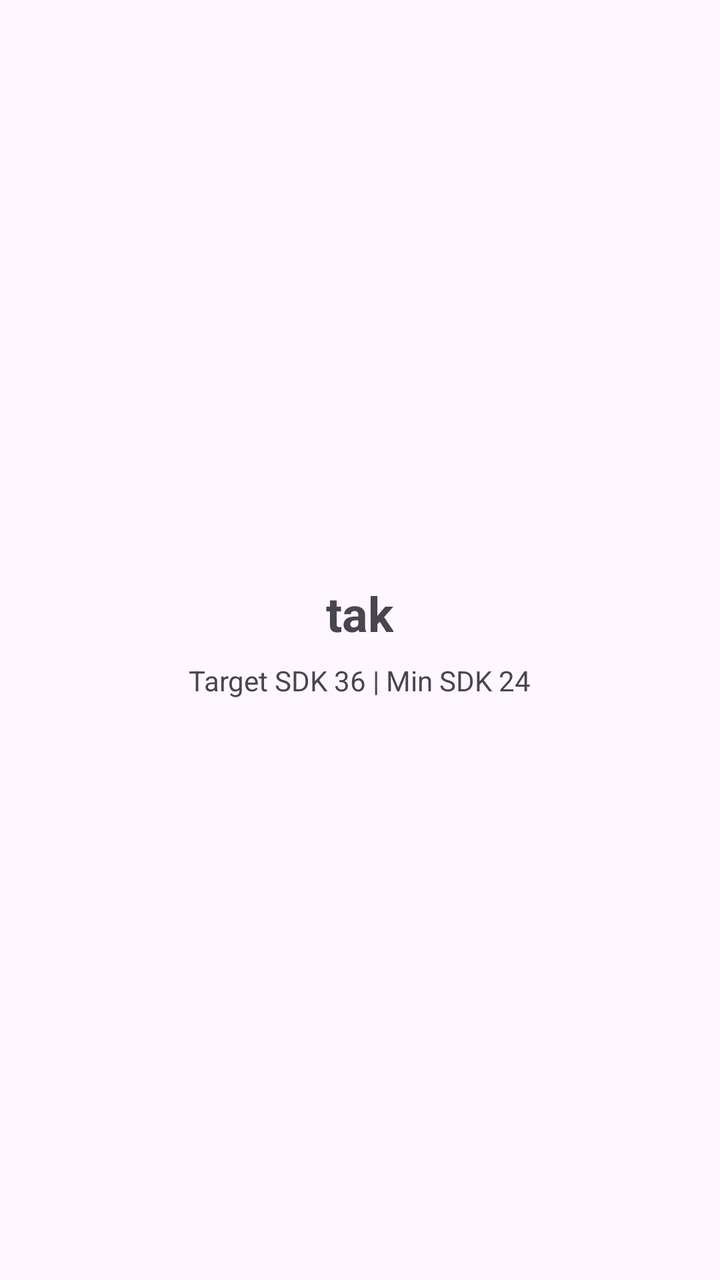
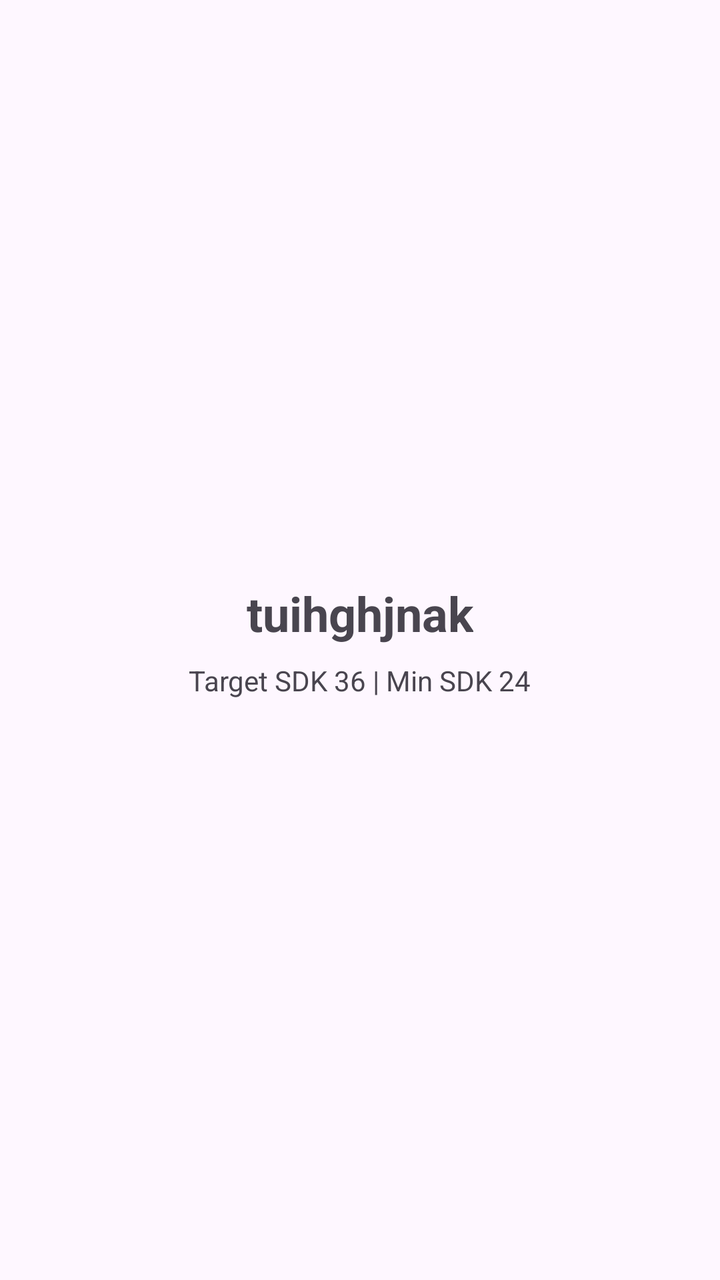

Two renders of the same Android screen: before a commit and after it. Below are the layout's source before the change and the commit's diff.
<!-- AndroidManifest.xml: application theme Theme.AudioRecorder -->
<!-- res/layout/activity_main.xml -->
<?xml version="1.0" encoding="utf-8"?>
<LinearLayout xmlns:android="http://schemas.android.com/apk/res/android"
    android:layout_width="match_parent"
    android:layout_height="match_parent"
    android:gravity="center"
    android:orientation="vertical"
    android:padding="24dp">

    <TextView
        android:layout_width="wrap_content"
        android:layout_height="wrap_content"
        android:text="tak"
        android:textSize="24sp"
        android:textStyle="bold" />

    <TextView
        android:layout_width="wrap_content"
        android:layout_height="wrap_content"
        android:layout_marginTop="8dp"
        android:text="Target SDK 36 | Min SDK 24"
        android:textSize="14sp" />

</LinearLayout>
<!-- resources referenced by this layout -->
<resources>
  <style name="Theme.AudioRecorder" parent="Theme.Material3.DayNight.NoActionBar" />
</resources>

<!-- the commit's change to res/layout/activity_main.xml (unified diff, before → after) -->
@@ -9,7 +9,7 @@
     <TextView
         android:layout_width="wrap_content"
         android:layout_height="wrap_content"
-        android:text="tak"
+        android:text="tuihghjnak"
         android:textSize="24sp"
         android:textStyle="bold" />
 
